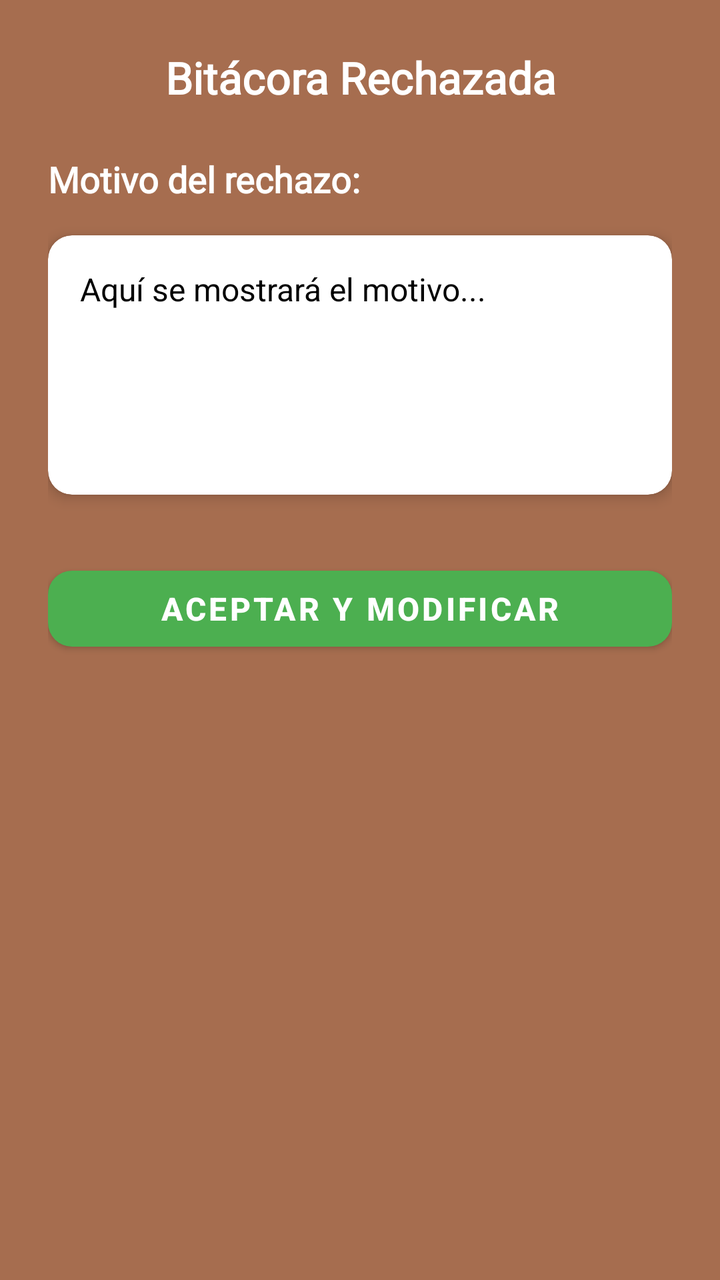
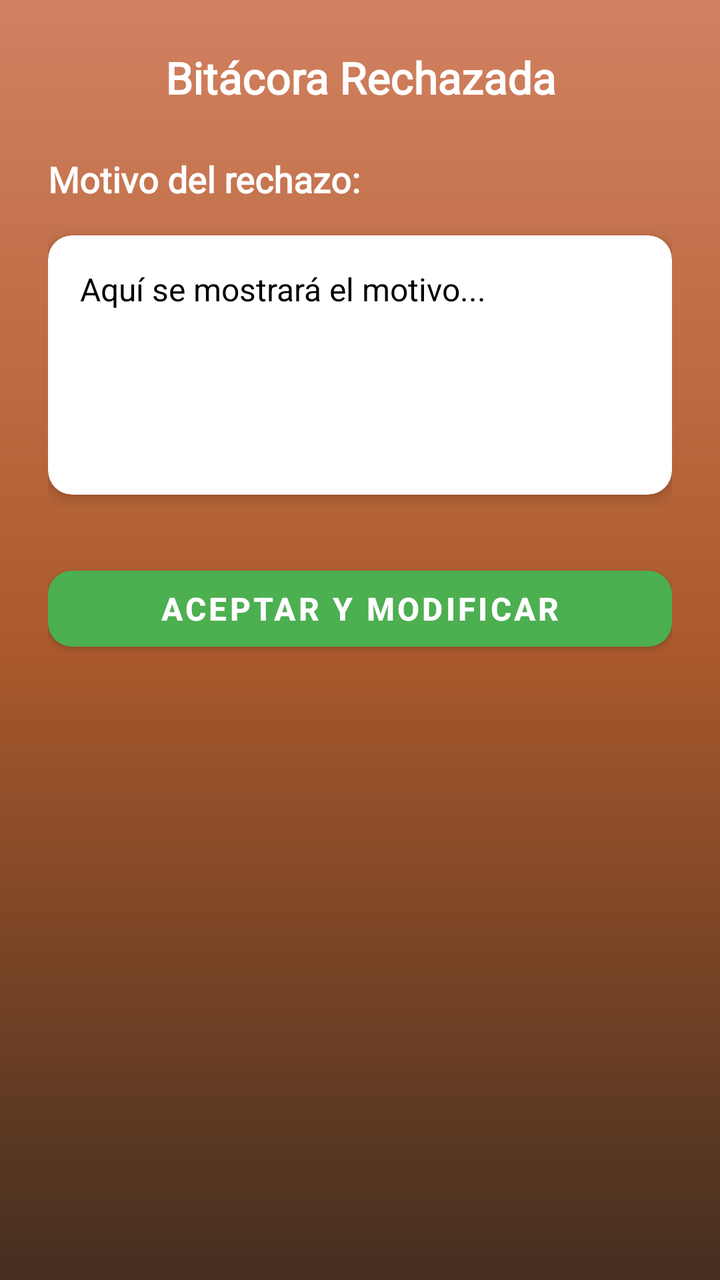

Two renders of the same Android screen: before a commit and after it. Below are the layout's source before the change and the commit's diff.
<!-- AndroidManifest.xml: application theme Theme.Satori_by_Aristo -->
<!-- res/layout/activity_ver_motivo_rechazo.xml -->
<?xml version="1.0" encoding="utf-8"?>
<LinearLayout xmlns:android="http://schemas.android.com/apk/res/android"
    xmlns:app="http://schemas.android.com/apk/res-auto"
    android:layout_width="match_parent"
    android:layout_height="match_parent"
    android:orientation="vertical"
    android:background="@color/naranja_fondo"
    android:padding="24dp">

    <TextView
        android:layout_width="match_parent"
        android:layout_height="wrap_content"
        android:text="Bitácora Rechazada"
        android:textColor="@android:color/white"
        android:textSize="22sp"
        android:textStyle="bold"
        android:fontFamily="@font/rob_bold"
        android:layout_marginBottom="24dp"
        android:gravity="center"/>

    <TextView
        android:layout_width="match_parent"
        android:layout_height="wrap_content"
        android:text="Motivo del rechazo:"
        android:textColor="@android:color/white"
        android:textSize="18sp"
        android:textStyle="bold"
        android:fontFamily="@font/rob_bold"
        android:layout_marginBottom="16dp" />

    <androidx.cardview.widget.CardView
        android:layout_width="match_parent"
        android:layout_height="wrap_content"
        app:cardCornerRadius="12dp"
        app:cardElevation="4dp"
        android:layout_marginBottom="32dp">

        <TextView
            android:id="@+id/tvMotivoRechazo"
            android:layout_width="match_parent"
            android:layout_height="wrap_content"
            android:text="Aquí se mostrará el motivo..."
            android:textColor="@color/black"
            android:textSize="16sp"
            android:padding="16dp"
            android:minLines="5"/>

    </androidx.cardview.widget.CardView>

    <com.google.android.material.button.MaterialButton
        android:id="@+id/btnAceptarRechazo"
        android:layout_width="match_parent"
        android:layout_height="50dp"
        android:text="ACEPTAR Y MODIFICAR"
        android:textSize="16sp"
        android:textStyle="bold"
        android:textColor="@android:color/white"
        app:cornerRadius="12dp"
        app:backgroundTint="@color/green" />

</LinearLayout>
<!-- resources referenced by this layout -->
<resources>
  <color name="black">#FF000000</color>
  <color name="green">#4CAF50</color>
  <color name="naranja_fondo">#A66D4F</color>
  <style name="Theme.Satori_by_Aristo" parent="Theme.MaterialComponents.DayNight.DarkActionBar">
          
          <item name="colorPrimary">@color/orange</item>
          <item name="colorPrimaryVariant">@color/orange_dark</item>
          <item name="colorOnPrimary">@color/white</item>
          <item name="colorSecondary">@color/grey</item>
          <item name="colorOnSecondary">@color/black</item>
      </style>
  <color name="orange">#FF9800</color>
  <color name="orange_dark">#F57C00</color>
  <color name="white">#FFFFFFFF</color>
  <color name="grey">#BF040303</color>
</resources>

<!-- the commit's change to res/layout/activity_ver_motivo_rechazo.xml (unified diff, before → after) -->
@@ -4,7 +4,7 @@
     android:layout_width="match_parent"
     android:layout_height="match_parent"
     android:orientation="vertical"
-    android:background="@color/naranja_fondo"
+    android:background="@drawable/bg_gradient"
     android:padding="24dp">
 
     <TextView
<!-- resource entries referenced after the edit -->
@@ -2,7 +2,15 @@
 <resources>
   <color name="black">#FF000000</color>
   <color name="green">#4CAF50</color>
-  <color name="naranja_fondo">#A66D4F</color>
+  <!-- drawable bg_gradient (drawable) -->
+  <shape xmlns:android="http://schemas.android.com/apk/res/android"
+      android:shape="rectangle">
+      <gradient
+          android:startColor="#442E1F"
+          android:centerColor="#AC5A2C"
+          android:endColor="#D28161"
+          android:angle="90"/>
+  </shape>
   <style name="Theme.Satori_by_Aristo" parent="Theme.MaterialComponents.DayNight.DarkActionBar">
           
           <item name="colorPrimary">@color/orange</item>
@@ -10,6 +18,12 @@
           <item name="colorOnPrimary">@color/white</item>
           <item name="colorSecondary">@color/grey</item>
           <item name="colorOnSecondary">@color/black</item>
+  
+          
+          <item name="android:statusBarColor">@color/orange_dark</item> 
+          <item name="android:windowDrawsSystemBarBackgrounds">true</item> 
+          <item name="windowActionBar">true</item>
+          <item name="windowNoTitle">false</item>
       </style>
   <color name="orange">#FF9800</color>
   <color name="orange_dark">#F57C00</color>
